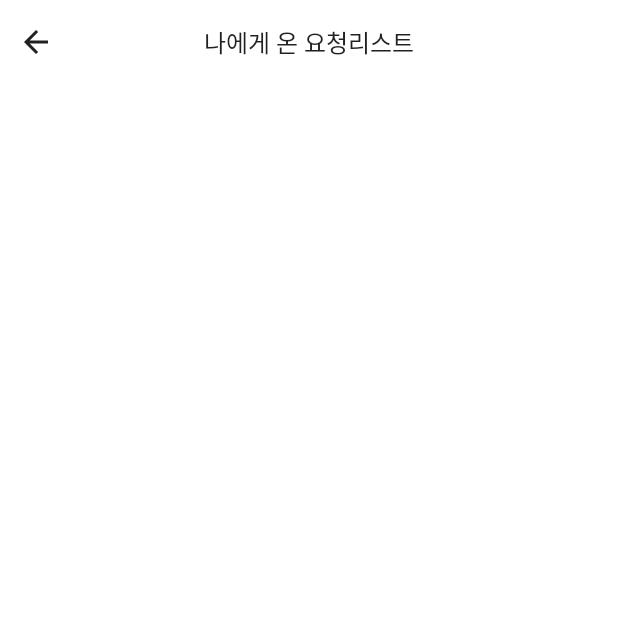
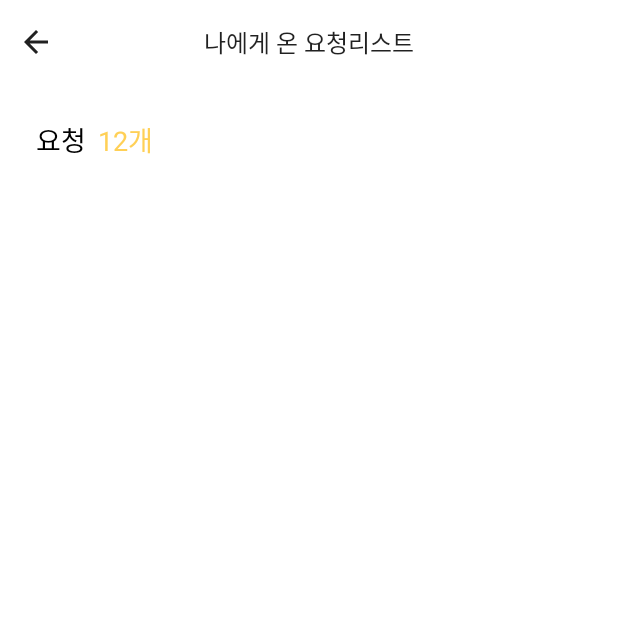
Before and after one commit to mash-up-kr/chinchin-android, an Android app built with Jetpack Compose: the ReceiveAlarmActivity screen opened directly, with no data from a screen before it, on a phone screen of 412 x 824 dp, the top half of it. Run offline under Robolectric (Android 15) with nearby library versions, the phone set to English and light mode, and no system bars; our stand-ins replace constraintlayout-compose.

Commit message:
feat: #11 요청 리스트 개수 표시하는 텍스트 추가

```diff
--- a/presenter/src/main/java/com/mashup/presenter/receive_alarm/ReceiveAlarmActivity.kt
+++ b/presenter/src/main/java/com/mashup/presenter/receive_alarm/ReceiveAlarmActivity.kt
@@ -6,6 +6,7 @@ import androidx.activity.compose.setContent
 import androidx.compose.foundation.layout.Column
 import androidx.compose.runtime.Composable
 import androidx.compose.ui.tooling.preview.Preview
+import com.mashup.presenter.ui.receive_alarm.RequestCountText
 import com.mashup.presenter.ui.receive_alarm.Toolbar
 import com.mashup.presenter.ui.theme.ChinchinTheme
 
@@ -34,5 +35,7 @@ fun ReceiveAlarmScreen(finishActivity: () -> Unit = {}) {
         Toolbar("나에게 온 요청리스트") {
             finishActivity()
         }
+
+        RequestCountText(12)
     }
 }
--- a/presenter/src/main/java/com/mashup/presenter/ui/receive_alarm/ReceiveAlarmComponent.kt
+++ b/presenter/src/main/java/com/mashup/presenter/ui/receive_alarm/ReceiveAlarmComponent.kt
@@ -12,7 +12,10 @@ import androidx.compose.material.icons.filled.ArrowBack
 import androidx.compose.runtime.Composable
 import androidx.compose.ui.Modifier
 import androidx.compose.ui.unit.dp
+import androidx.compose.ui.unit.sp
 import androidx.constraintlayout.compose.ConstraintLayout
+import com.mashup.presenter.ui.theme.Black
+import com.mashup.presenter.ui.theme.Yellow
 
 @Composable
 fun Toolbar(title: String, onBackButtonClick: () -> Unit) {
@@ -47,3 +50,24 @@ fun Toolbar(title: String, onBackButtonClick: () -> Unit) {
         )
     }
 }
+
+@Composable
+fun RequestCountText(requestCount: Int) {
+    Row(
+        modifier = Modifier
+            .fillMaxWidth()
+            .padding(start = 24.dp, top = 24.dp)
+    ) {
+        Text(
+            text = "요청",
+            color = Black,
+            fontSize = 18.sp
+        )
+        Text(
+            text = "${requestCount}개",
+            modifier = Modifier.padding(start = 8.dp),
+            color = Yellow,
+            fontSize = 18.sp,
+        )
+    }
+}
--- a/presenter/src/main/java/com/mashup/presenter/ui/theme/Color.kt
+++ b/presenter/src/main/java/com/mashup/presenter/ui/theme/Color.kt
@@ -6,3 +6,7 @@ val Purple200 = Color(0xFFBB86FC)
 val Purple500 = Color(0xFF6200EE)
 val Purple700 = Color(0xFF3700B3)
 val Teal200 = Color(0xFF03DAC5)
+
+/* TODO: 네이밍 규칙 정의 필요 */
+val Black = Color(0xFF000000)
+val Yellow = Color(0xFFFFD056)
```
